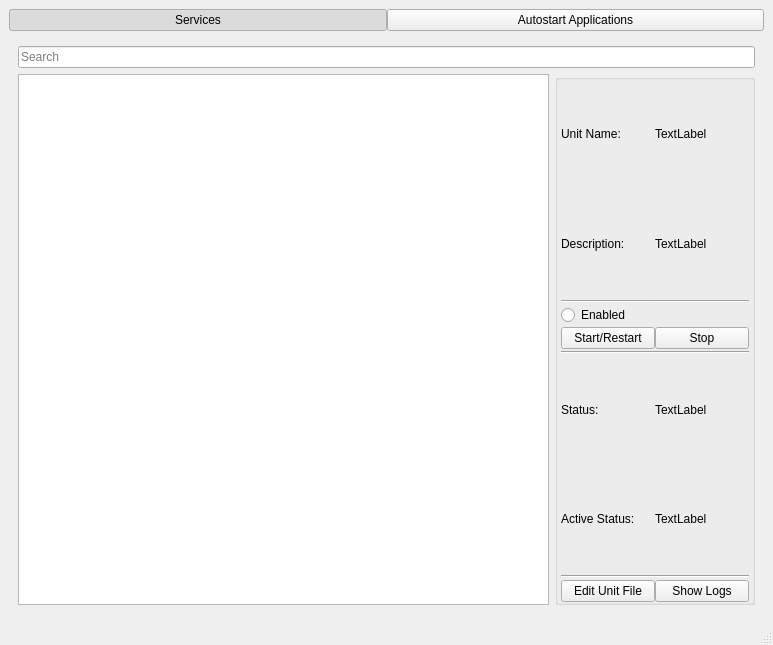
First picture: the form in ui/MainWindow.ui, repository V6lhost/pardus-system-services-manager, before the edit.
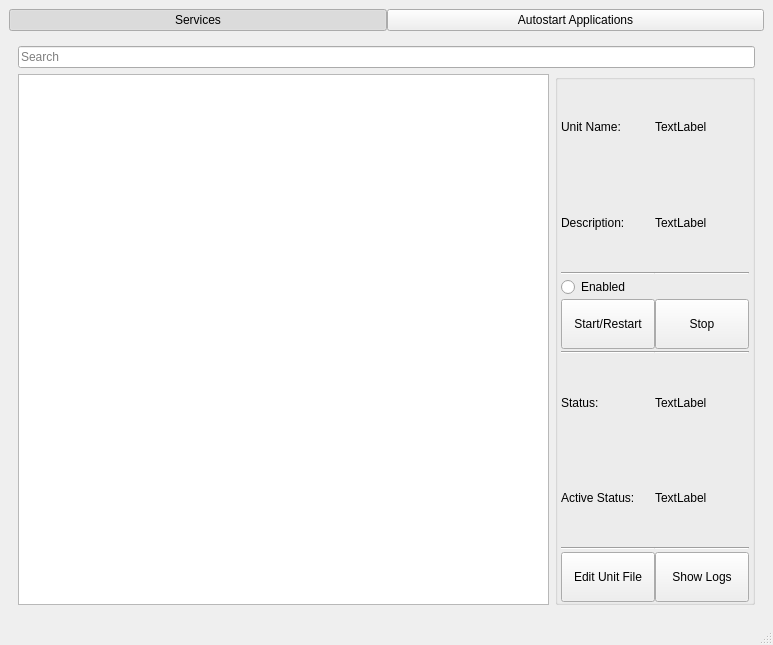
Second picture: the form after the edit. The open tabs and pages were chosen to show the change.

The edit to the form file:
```diff
--- a/ui/MainWindow.ui
+++ b/ui/MainWindow.ui
@@ -182,6 +182,12 @@
              </item>
              <item row="9" column="0">
               <widget class="QPushButton" name="pushButtonEditUnitFile">
+               <property name="minimumSize">
+                <size>
+                 <width>0</width>
+                 <height>50</height>
+                </size>
+               </property>
                <property name="text">
                 <string>Edit Unit File</string>
                </property>
@@ -189,6 +195,12 @@
              </item>
              <item row="4" column="2">
               <widget class="QPushButton" name="pushButtonUnitStop">
+               <property name="minimumSize">
+                <size>
+                 <width>0</width>
+                 <height>50</height>
+                </size>
+               </property>
                <property name="text">
                 <string>Stop</string>
                </property>
@@ -199,6 +211,12 @@
              </item>
              <item row="4" column="0">
               <widget class="QPushButton" name="pushButtonUnitStartRestart">
+               <property name="minimumSize">
+                <size>
+                 <width>0</width>
+                 <height>50</height>
+                </size>
+               </property>
                <property name="text">
                 <string>Start/Restart</string>
                </property>
@@ -271,6 +289,12 @@
              </item>
              <item row="9" column="2">
               <widget class="QPushButton" name="pushButtonUnitShowLogs">
+               <property name="minimumSize">
+                <size>
+                 <width>0</width>
+                 <height>50</height>
+                </size>
+               </property>
                <property name="text">
                 <string>Show Logs</string>
                </property>
```
Left out of the diff: 14 changed lines with no effect on the pictures.
